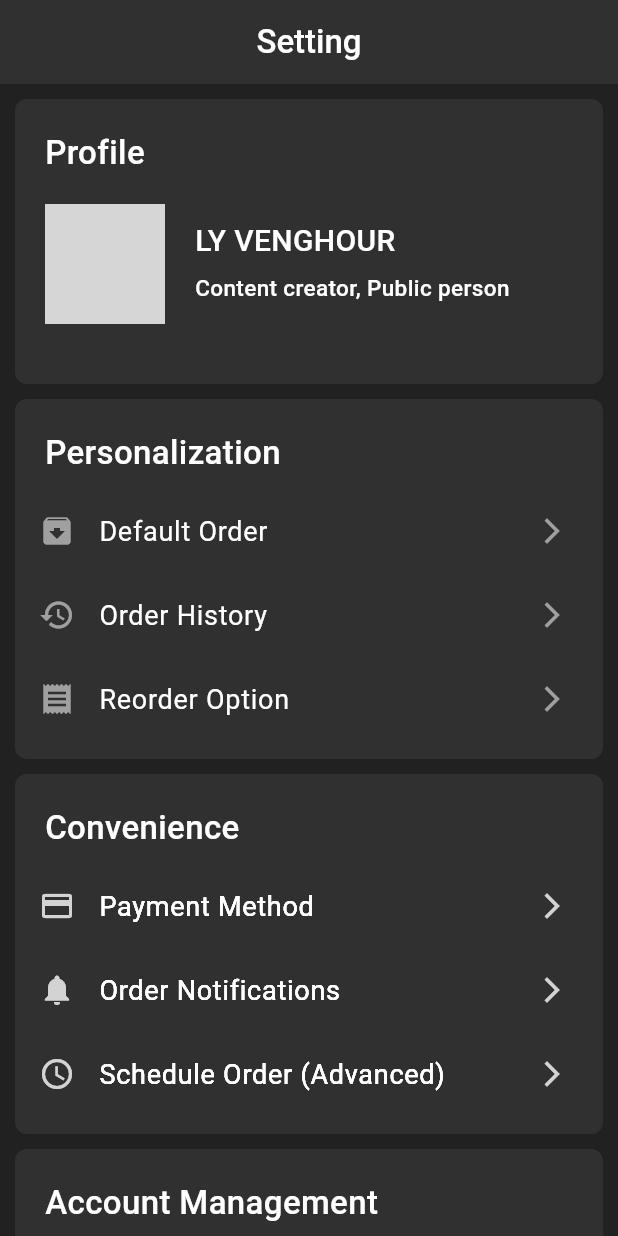
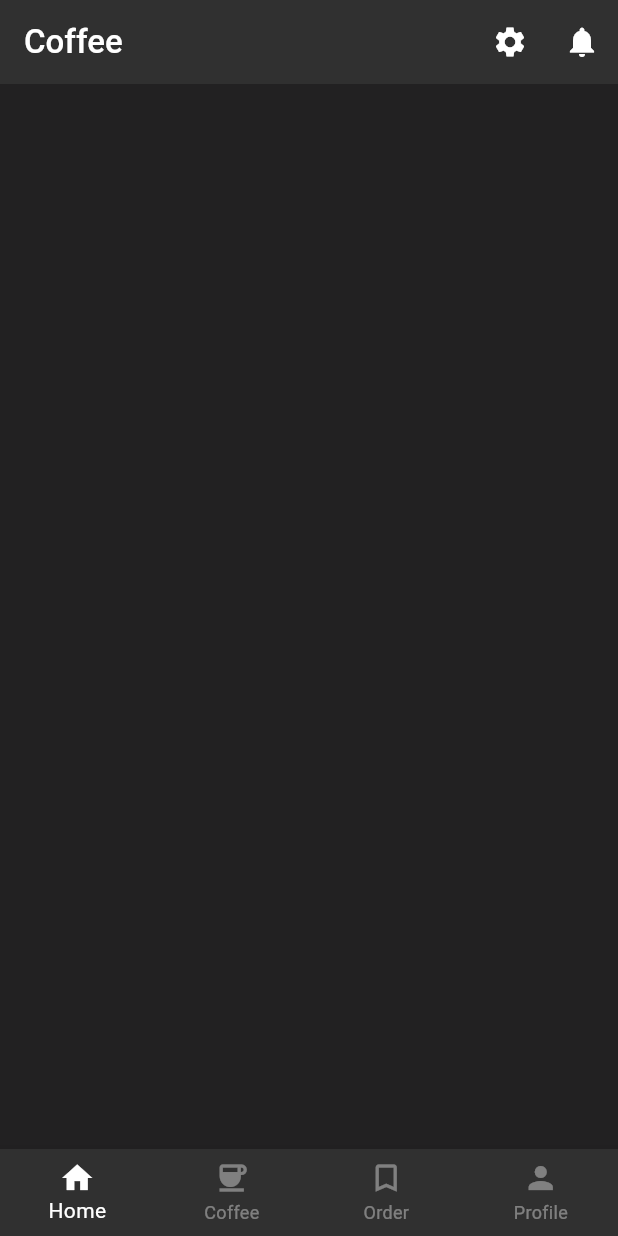
Before and after one commit to phuuhour/Project_Flutter, a Flutter app: the screen it shows after launch, on a phone screen of 412 x 824 dp. Run offline on Flutter 3.47's test engine with Material 3 defaults, Android fonts, the phone set to English and light mode, and no system bars; grey boxes are pictures that could not be loaded.

```diff
--- /dev/null
+++ b/lib/DashBoard.dart
@@ -0,0 +1,65 @@
+import 'package:coffeeapp/Setting.dart';
+import 'package:flutter/material.dart';
+
+class DashBoard extends StatelessWidget {
+  const DashBoard({super.key});
+
+  @override
+  Widget build(BuildContext context) {
+    return Scaffold(
+      appBar: AppBar(
+        actions: [
+          IconButton(
+              onPressed: () {
+                Navigator.of(context).push(
+                    MaterialPageRoute(builder: (context) => const Setting()));
+              },
+              icon: const Icon(
+                Icons.settings,
+                color: Colors.white,
+              )),
+          IconButton(
+              onPressed: () {},
+              icon: const Icon(
+                Icons.notifications,
+                color: Colors.white,
+              ))
+        ],
+        title: const Text(
+          'Coffee',
+          style: TextStyle(
+              color: Colors.white, fontSize: 22, fontWeight: FontWeight.w500),
+        ),
+        backgroundColor: Colors.grey[850],
+      ),
+      bottomNavigationBar: BottomNavigationBar(
+        backgroundColor: Colors.grey[850],
+        currentIndex: 0,
+        type: BottomNavigationBarType.fixed,
+        selectedItemColor: Colors.white,
+        unselectedItemColor: Colors.white38,
+        items: const <BottomNavigationBarItem>[
+          BottomNavigationBarItem(
+            icon: Icon(Icons.home),
+            label: 'Home',
+          ),
+          BottomNavigationBarItem(
+            icon: Icon(Icons.coffee),
+            label: 'Coffee',
+          ),
+          BottomNavigationBarItem(
+            icon: Icon(Icons.bookmark_border),
+            label: 'Order',
+          ),
+          BottomNavigationBarItem(
+            icon: Icon(Icons.person),
+            label: 'Profile',
+          ),
+        ],
+      ),
+      body: Container(
+        color: Colors.black87,
+      ),
+    );
+  }
+}
--- a/lib/Setting.dart
+++ b/lib/Setting.dart
@@ -10,14 +10,16 @@ class Setting extends StatelessWidget {
   Widget build(BuildContext context) {
     return Scaffold(
       appBar: AppBar(
+        leading: const BackButton(
+          color: Colors.white,
+        ),
         elevation: 0,
         backgroundColor: Colors.grey[850],
-        title: const Center(
-          child: Text(
-            'Setting',
-            style: TextStyle(
-                fontSize: 22, fontWeight: FontWeight.w500, color: Colors.white),
-          ),
+        centerTitle: true,
+        title: const Text(
+          'Setting',
+          style: TextStyle(
+              fontSize: 22, fontWeight: FontWeight.w500, color: Colors.white),
         ),
       ),
       body: SafeArea(
--- a/lib/main.dart
+++ b/lib/main.dart
@@ -1,9 +1,9 @@
+import 'package:coffeeapp/DashBoard.dart';
 import 'package:flutter/material.dart';
-import 'Setting.dart';
 
 void main() {
   runApp(const MaterialApp(
     debugShowCheckedModeBanner: false,
-    home: Setting(),
+    home: DashBoard(),
   ));
 }
--- a/pubspec.yaml
+++ b/pubspec.yaml
@@ -39,13 +39,14 @@ dependencies:
 dev_dependencies:
   flutter_test:
     sdk: flutter
-
   # The "flutter_lints" package below contains a set of recommended lints to
   # encourage good coding practices. The lint set provided by the package is
   # activated in the `analysis_options.yaml` file located at the root of your
   # package. See that file for information about deactivating specific lint
   # rules and activating additional ones.
   flutter_lints: ^3.0.0
+  ionicons: ^0.2.2
+  font_awesome_flutter: ^10.7.0
 
 # For information on the generic Dart part of this file, see the
 # following page: https://dart.dev/tools/pub/pubspec
```
Also changed, not shown: pubspec.lock.
